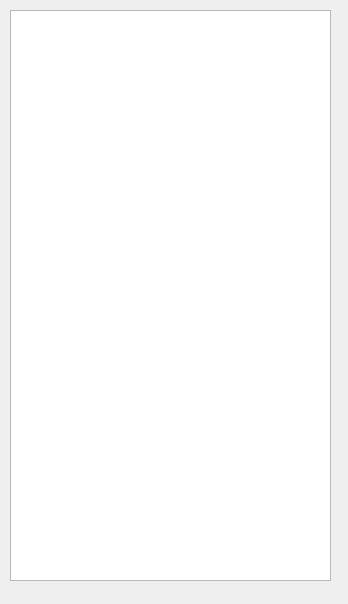
Above: src/listview.ui from heinz-preisig/ScriptSymbolDefs_v4 before the change. Below: the same form after it.
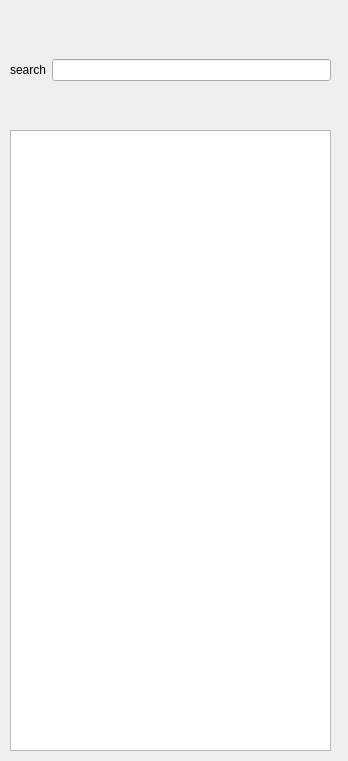
That is the form after the change.

Commit message: change behaviour -- I added a search window for filtering

```diff
--- a/src/listview.ui
+++ b/src/listview.ui
@@ -7,7 +7,7 @@
     <x>0</x>
     <y>0</y>
     <width>348</width>
-    <height>604</height>
+    <height>761</height>
    </rect>
   </property>
   <property name="sizePolicy">
@@ -29,9 +29,9 @@
    <property name="geometry">
     <rect>
      <x>10</x>
-     <y>10</y>
+     <y>130</y>
      <width>321</width>
-     <height>571</height>
+     <height>621</height>
     </rect>
    </property>
    <property name="maximumSize">
@@ -53,6 +53,28 @@
     <string comment="click on item to copy macro into the clipboard" extracomment="click on item to copy macro into the clipboard"/>
    </property>
   </widget>
+  <widget class="QWidget" name="horizontalLayoutWidget">
+   <property name="geometry">
+    <rect>
+     <x>10</x>
+     <y>30</y>
+     <width>321</width>
+     <height>80</height>
+    </rect>
+   </property>
+   <layout class="QHBoxLayout" name="horizontalLayout">
+    <item>
+     <widget class="QLabel" name="label">
+      <property name="text">
+       <string>search</string>
+      </property>
+     </widget>
+    </item>
+    <item>
+     <widget class="QLineEdit" name="lineEdit"/>
+    </item>
+   </layout>
+  </widget>
  </widget>
  <resources/>
  <connections/>
```
The commit also changes 2 other files.
